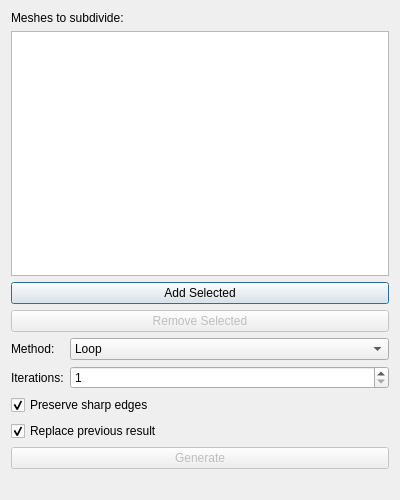
Before: the Qt Designer form ui/SubdivisionDialog.ui in sharjith/ModelViewer-Qt, drawn with Qt 5.
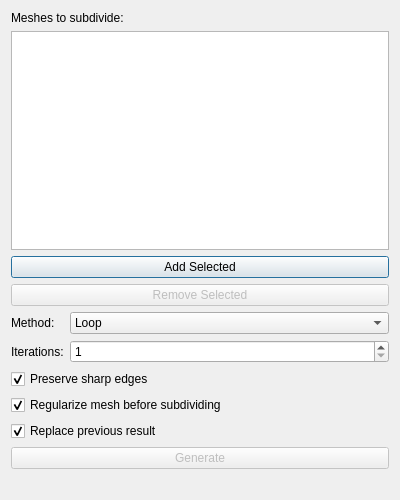
After: the same form once the commit is applied.

Commit message: Add material-aware grouping to Mesh Union/Merge Selected/Merge by Adjacency, plus CGAL parameter exposure across 5 tools

Diff of the .ui file:
```diff
--- a/ui/SubdivisionDialog.ui
+++ b/ui/SubdivisionDialog.ui
@@ -105,6 +105,19 @@
       </property>
      </widget>
     </item>
+    <item row="3" column="0" colspan="2">
+     <widget class="QCheckBox" name="regularizeCheckBox">
+      <property name="toolTip">
+       <string>&lt;html&gt;&lt;head/&gt;&lt;body&gt;&lt;p&gt;Regularize triangle shape/valence before subdividing - prevents a known crash/distortion on meshes with irregular vertex valence (e.g. a fan-triangulated cylinder cap), but can change the face count before Iterations applies, so N levels no longer cleanly multiplies the original mesh's face count. Disable for predictable N-level subdivision of your mesh's own topology - only safe when you know it doesn't have that pathology.&lt;/p&gt;&lt;/body&gt;&lt;/html&gt;</string>
+      </property>
+      <property name="text">
+       <string>Regularize mesh before subdividing</string>
+      </property>
+      <property name="checked">
+       <bool>true</bool>
+      </property>
+     </widget>
+    </item>
    </layout>
    </item>
    <item>
```
The commit also changes 20 other files.
